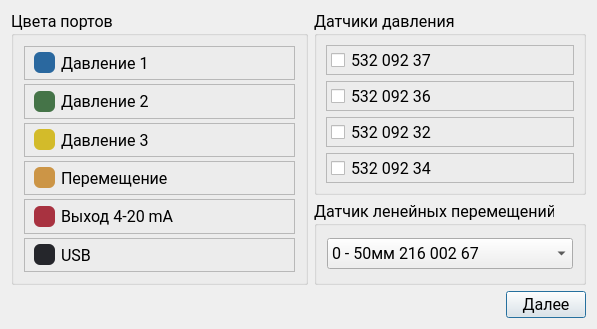
Qt form NotationWindow.ui (Rekvim/MpiSdk) before a commit.
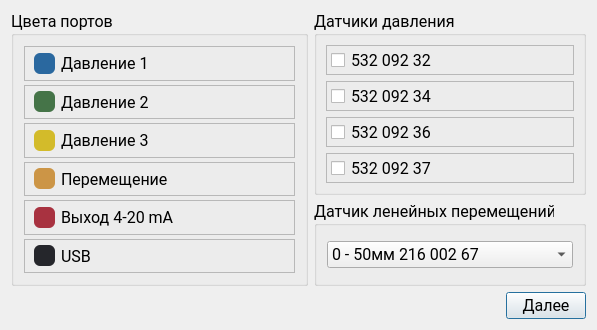
The same form after that commit.

The edit to the form file:
```diff
--- a/NotationWindow.ui
+++ b/NotationWindow.ui
@@ -7,7 +7,7 @@
     <x>0</x>
     <y>0</y>
     <width>597</width>
-    <height>329</height>
+    <height>330</height>
    </rect>
   </property>
   <property name="font">
@@ -473,88 +473,6 @@
           <string>Датчики давления</string>
          </property>
          <layout class="QVBoxLayout" name="verticalLayout">
-          <item>
-           <widget class="QFrame" name="frame_pressureSensor_4">
-            <property name="frameShape">
-             <enum>QFrame::Shape::StyledPanel</enum>
-            </property>
-            <property name="frameShadow">
-             <enum>QFrame::Shadow::Raised</enum>
-            </property>
-            <layout class="QHBoxLayout" name="horizontalLayout_9">
-             <property name="leftMargin">
-              <number>0</number>
-             </property>
-             <property name="topMargin">
-              <number>0</number>
-             </property>
-             <property name="rightMargin">
-              <number>0</number>
-             </property>
-             <property name="bottomMargin">
-              <number>0</number>
-             </property>
-             <item>
-              <widget class="QCheckBox" name="checkBox_pressureSensor_4">
-               <property name="font">
-                <font>
-                 <family>Segoe UI</family>
-                 <pointsize>12</pointsize>
-                 <bold>false</bold>
-                </font>
-               </property>
-               <property name="styleSheet">
-                <string notr="true">padding: 4px;</string>
-               </property>
-               <property name="text">
-                <string>532 092 37</string>
-               </property>
-              </widget>
-             </item>
-            </layout>
-           </widget>
-          </item>
-          <item>
-           <widget class="QFrame" name="frame_pressureSensor_3">
-            <property name="frameShape">
-             <enum>QFrame::Shape::StyledPanel</enum>
-            </property>
-            <property name="frameShadow">
-             <enum>QFrame::Shadow::Raised</enum>
-            </property>
-            <layout class="QHBoxLayout" name="horizontalLayout_10">
-             <property name="leftMargin">
-              <number>0</number>
-             </property>
-             <property name="topMargin">
-              <number>0</number>
-             </property>
-             <property name="rightMargin">
-              <number>0</number>
-             </property>
-             <property name="bottomMargin">
-              <number>0</number>
-             </property>
-             <item>
-              <widget class="QCheckBox" name="checkBox_pressureSensor_3">
-               <property name="font">
-                <font>
-                 <family>Segoe UI</family>
-                 <pointsize>12</pointsize>
-                 <bold>false</bold>
-                </font>
-               </property>
-               <property name="styleSheet">
-                <string notr="true">padding: 4px;</string>
-               </property>
-               <property name="text">
-                <string>532 092 36</string>
-               </property>
-              </widget>
-             </item>
-            </layout>
-           </widget>
-          </item>
           <item>
            <widget class="QFrame" name="frame_pressureSensor_1">
             <property name="frameShape">
@@ -637,6 +555,88 @@
             </layout>
            </widget>
           </item>
+          <item>
+           <widget class="QFrame" name="frame_pressureSensor_3">
+            <property name="frameShape">
+             <enum>QFrame::Shape::StyledPanel</enum>
+            </property>
+            <property name="frameShadow">
+             <enum>QFrame::Shadow::Raised</enum>
+            </property>
+            <layout class="QHBoxLayout" name="horizontalLayout_10">
+             <property name="leftMargin">
+              <number>0</number>
+             </property>
+             <property name="topMargin">
+              <number>0</number>
+             </property>
+             <property name="rightMargin">
+              <number>0</number>
+             </property>
+             <property name="bottomMargin">
+              <number>0</number>
+             </property>
+             <item>
+              <widget class="QCheckBox" name="checkBox_pressureSensor_3">
+               <property name="font">
+                <font>
+                 <family>Segoe UI</family>
+                 <pointsize>12</pointsize>
+                 <bold>false</bold>
+                </font>
+               </property>
+               <property name="styleSheet">
+                <string notr="true">padding: 4px;</string>
+               </property>
+               <property name="text">
+                <string>532 092 36</string>
+               </property>
+              </widget>
+             </item>
+            </layout>
+           </widget>
+          </item>
+          <item>
+           <widget class="QFrame" name="frame_pressureSensor_4">
+            <property name="frameShape">
+             <enum>QFrame::Shape::StyledPanel</enum>
+            </property>
+            <property name="frameShadow">
+             <enum>QFrame::Shadow::Raised</enum>
+            </property>
+            <layout class="QHBoxLayout" name="horizontalLayout_9">
+             <property name="leftMargin">
+              <number>0</number>
+             </property>
+             <property name="topMargin">
+              <number>0</number>
+             </property>
+             <property name="rightMargin">
+              <number>0</number>
+             </property>
+             <property name="bottomMargin">
+              <number>0</number>
+             </property>
+             <item>
+              <widget class="QCheckBox" name="checkBox_pressureSensor_4">
+               <property name="font">
+                <font>
+                 <family>Segoe UI</family>
+                 <pointsize>12</pointsize>
+                 <bold>false</bold>
+                </font>
+               </property>
+               <property name="styleSheet">
+                <string notr="true">padding: 4px;</string>
+               </property>
+               <property name="text">
+                <string>532 092 37</string>
+               </property>
+              </widget>
+             </item>
+            </layout>
+           </widget>
+          </item>
          </layout>
         </widget>
        </item>
@@ -677,7 +677,7 @@
              </font>
             </property>
             <property name="styleSheet">
-             <string notr="true">padding: 4px;</string>
+             <string notr="true"/>
             </property>
             <item>
              <property name="text">
```
